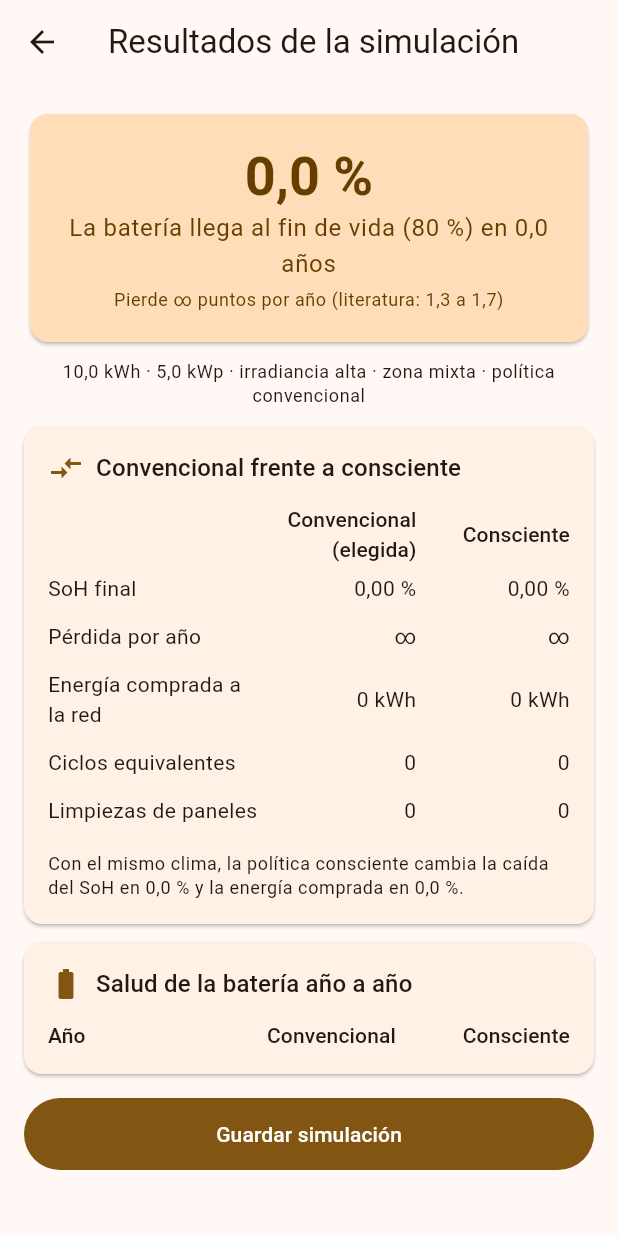
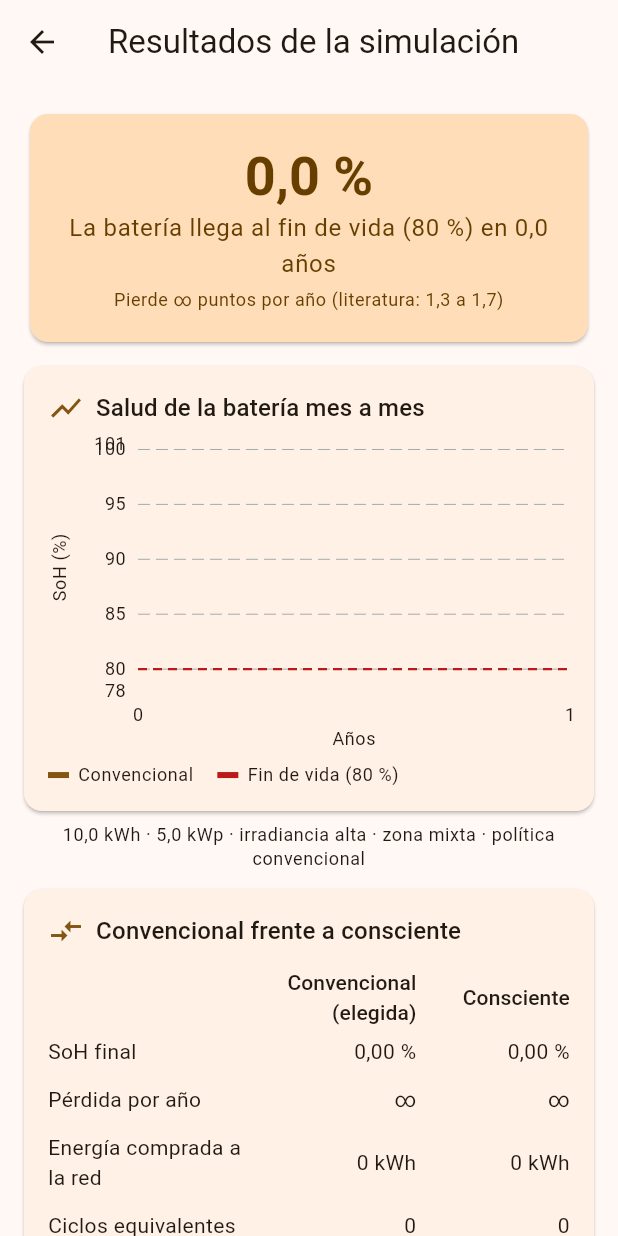
Before and after one commit to CASTILLA057/Solarix-IGSOF, a Flutter app: the ResultadosSimulacionScreen screen opened directly with empty values, on a phone screen of 412 x 824 dp. Run offline on Flutter 3.47's test engine with Material 3 defaults, Android fonts, the phone set to English and light mode, and no system bars; drawn by our look-alikes of fl_chart; our stand-ins replace flutter_riverpod, geolocator, go_router, supabase_flutter; accounts and stored records are empty.

Commit message:
Etapa 7: gráficas de SoH, energía mensual y energía comprada

```diff
--- /dev/null
+++ b/lib/features/dashboard/presentation/widgets/graficas.dart
@@ -0,0 +1,227 @@
+import 'dart:math' as math;
+
+import 'package:fl_chart/fl_chart.dart';
+import 'package:flutter/material.dart';
+
+import '../../../../core/formato.dart';
+
+/// Eje X en meses con marcas cada año.
+FlTitlesData _titulos(BuildContext context, {required String unidadY}) {
+  final estilo = Theme.of(context).textTheme.bodySmall;
+  return FlTitlesData(
+    topTitles: const AxisTitles(sideTitles: SideTitles(showTitles: false)),
+    rightTitles: const AxisTitles(sideTitles: SideTitles(showTitles: false)),
+    bottomTitles: AxisTitles(
+      axisNameWidget: Text('Años', style: estilo),
+      sideTitles: SideTitles(
+        showTitles: true,
+        interval: 12,
+        reservedSize: 24,
+        getTitlesWidget: (valor, meta) => SideTitleWidget(
+          meta: meta,
+          child: Text('${valor ~/ 12}', style: estilo),
+        ),
+      ),
+    ),
+    leftTitles: AxisTitles(
+      axisNameWidget: Text(unidadY, style: estilo),
+      sideTitles: SideTitles(
+        showTitles: true,
+        reservedSize: 44,
+        getTitlesWidget: (valor, meta) => SideTitleWidget(
+          meta: meta,
+          child: Text(Formato.numero(valor), style: estilo),
+        ),
+      ),
+    ),
+  );
+}
+
+LineChartBarData _linea(List<FlSpot> puntos, Color color, {List<int>? trazo}) =>
+    LineChartBarData(
+      spots: puntos,
+      color: color,
+      barWidth: 2.5,
+      dashArray: trazo,
+      dotData: const FlDotData(show: false),
+    );
+
+Widget _leyenda(BuildContext context, List<(Color, String)> elementos) => Wrap(
+  spacing: 16,
+  runSpacing: 4,
+  children: [
+    for (final (color, texto) in elementos)
+      Row(
+        mainAxisSize: MainAxisSize.min,
+        children: [
+          Container(width: 14, height: 4, color: color),
+          const SizedBox(width: 6),
+          Text(texto, style: Theme.of(context).textTheme.bodySmall),
+        ],
+      ),
+  ],
+);
+
+/// SoH a lo largo del tiempo con la banda de referencia 80–100 % y la línea
+/// de fin de vida (80 %). `sohMensual[i]` es el SoH al final del mes i;
+/// `alternativaAnual[k]` es el SoH de la otra política al final del año k.
+class GraficaSoh extends StatelessWidget {
+  const GraficaSoh({
+    super.key,
+    required this.sohMensual,
+    required this.etiqueta,
+    this.alternativaAnual,
+    this.etiquetaAlternativa,
+  });
+
+  final List<double> sohMensual;
+  final String etiqueta;
+  final List<double>? alternativaAnual;
+  final String? etiquetaAlternativa;
+
+  @override
+  Widget build(BuildContext context) {
+    final esquema = Theme.of(context).colorScheme;
+    final principal = [
+      const FlSpot(0, 100),
+      for (final (i, s) in sohMensual.indexed) FlSpot(i + 1.0, s),
+    ];
+    final alternativa = [
+      for (final (k, s) in (alternativaAnual ?? const <double>[]).indexed)
+        FlSpot(k * 12.0, s),
+    ];
+    final minimo = [
+      ...principal.map((p) => p.y),
+      ...alternativa.map((p) => p.y),
+    ].reduce(math.min);
+    final maxX = math.max(
+      principal.last.x,
+      alternativa.isEmpty ? 0.0 : alternativa.last.x,
+    );
+    return Column(
+      crossAxisAlignment: CrossAxisAlignment.stretch,
+      children: [
+        AspectRatio(
+          aspectRatio: 1.7,
+          child: LineChart(
+            LineChartData(
+              minX: 0,
+              maxX: math.max(12, maxX),
+              minY: (math.min(78, minimo - 1)).floorToDouble(),
+              maxY: 100.5,
+              rangeAnnotations: RangeAnnotations(
+                horizontalRangeAnnotations: [
+                  HorizontalRangeAnnotation(
+                    y1: 80,
+                    y2: 100,
+                    color: esquema.primaryContainer.withValues(alpha: 0.35),
+                  ),
+                ],
+              ),
+              extraLinesData: ExtraLinesData(
+                horizontalLines: [
+                  HorizontalLine(
+                    y: 80,
+                    color: esquema.error,
+                    strokeWidth: 1.5,
+                    dashArray: [6, 4],
+                  ),
+                ],
+              ),
+              gridData: const FlGridData(drawVerticalLine: false),
+              borderData: FlBorderData(show: false),
+              titlesData: _titulos(context, unidadY: 'SoH (%)'),
+              lineBarsData: [
+                if (alternativa.isNotEmpty)
+                  _linea(alternativa, esquema.tertiary, trazo: [6, 4]),
+                _linea(principal, esquema.primary),
+              ],
+            ),
+          ),
+        ),
+        const SizedBox(height: 8),
+        _leyenda(context, [
+          (esquema.primary, etiqueta),
+          if (alternativa.isNotEmpty)
+            (esquema.tertiary, etiquetaAlternativa ?? 'Otra política'),
+          (esquema.error, 'Fin de vida (80 %)'),
+        ]),
+      ],
+    );
+  }
+}
+
+/// Generación y consumo de cada mes (kWh).
+class GraficaEnergiaMensual extends StatelessWidget {
+  const GraficaEnergiaMensual({
+    super.key,
+    required this.generacion,
+    required this.consumo,
+  });
+
+  final List<double> generacion;
+  final List<double> consumo;
+
+  @override
+  Widget build(BuildContext context) {
+    final esquema = Theme.of(context).colorScheme;
+    List<FlSpot> puntos(List<double> v) => [
+      for (final (i, x) in v.indexed) FlSpot(i.toDouble(), x),
+    ];
+    return Column(
+      crossAxisAlignment: CrossAxisAlignment.stretch,
+      children: [
+        AspectRatio(
+          aspectRatio: 1.7,
+          child: LineChart(
+            LineChartData(
+              minY: 0,
+              gridData: const FlGridData(drawVerticalLine: false),
+              borderData: FlBorderData(show: false),
+              titlesData: _titulos(context, unidadY: 'kWh/mes'),
+              lineBarsData: [
+                _linea(puntos(generacion), esquema.primary),
+                _linea(puntos(consumo), esquema.secondary),
+              ],
+            ),
+          ),
+        ),
+        const SizedBox(height: 8),
+        _leyenda(context, [
+          (esquema.primary, 'Generación solar'),
+          (esquema.secondary, 'Consumo de la casa'),
+        ]),
+      ],
+    );
+  }
+}
+
+/// Energía comprada a la red, acumulada mes a mes (kWh).
+class GraficaCompradaAcumulada extends StatelessWidget {
+  const GraficaCompradaAcumulada({super.key, required this.compradaMensual});
+
+  final List<double> compradaMensual;
+
+  @override
+  Widget build(BuildContext context) {
+    final esquema = Theme.of(context).colorScheme;
+    var acumulado = 0.0;
+    final puntos = [
+      const FlSpot(0, 0),
+      for (final (i, x) in compradaMensual.indexed)
+        FlSpot(i + 1.0, acumulado += x),
+    ];
+    return AspectRatio(
+      aspectRatio: 1.7,
+      child: LineChart(
+        LineChartData(
+          minY: 0,
+          gridData: const FlGridData(drawVerticalLine: false),
+          borderData: FlBorderData(show: false),
+          titlesData: _titulos(context, unidadY: 'kWh acumulados'),
+          lineBarsData: [_linea(puntos, esquema.error)],
+        ),
+      ),
+    );
+  }
+}
--- a/lib/features/degradacion/presentation/resultados_simulacion_screen.dart
+++ b/lib/features/degradacion/presentation/resultados_simulacion_screen.dart
@@ -5,6 +5,8 @@ import '../../../core/errors/error_app.dart';
 import '../../../core/formato.dart';
 import '../../auth/presentation/widgets/auth_widgets.dart';
 import '../../calculadora/domain/calculadora.dart';
+import '../../dashboard/application/historial_providers.dart';
+import '../../dashboard/presentation/widgets/graficas.dart';
 import '../application/simulacion_providers.dart';
 import '../domain/comparacion.dart';
 import '../domain/integracion.dart';
@@ -47,6 +49,7 @@ class _ResultadosSimulacionScreenState
           .read(simulacionRepositoryProvider)
           .guardar(widget.comparacion, calculoId: widget.origen?.calculoId);
       if (!mounted) return;
+      ref.invalidate(simulacionesGuardadasProvider); // actualiza el dashboard
       setState(() => _guardada = true);
       ScaffoldMessenger.of(context)
           .showSnackBar(const SnackBar(content: Text('Simulación guardada.')));
@@ -70,6 +73,19 @@ class _ResultadosSimulacionScreenState
             padding: const EdgeInsets.all(16),
             children: [
               _Destacado(resultado: c.principal),
+              _Tarjeta(
+                titulo: 'Salud de la batería mes a mes',
+                icono: Icons.show_chart,
+                child: GraficaSoh(
+                  sohMensual: [
+                    for (final m in serieMensual(c.principal.dias)) m.soh,
+                  ],
+                  etiqueta: p.politica.etiqueta,
+                  alternativaAnual: c.alternativa.sohAnual,
+                  etiquetaAlternativa:
+                      c.alternativa.parametros.politica.etiqueta,
+                ),
+              ),
               const SizedBox(height: 8),
               Text(
                 '${Formato.numero(p.capacidadBateriaKwh, 1)} kWh · '
```
